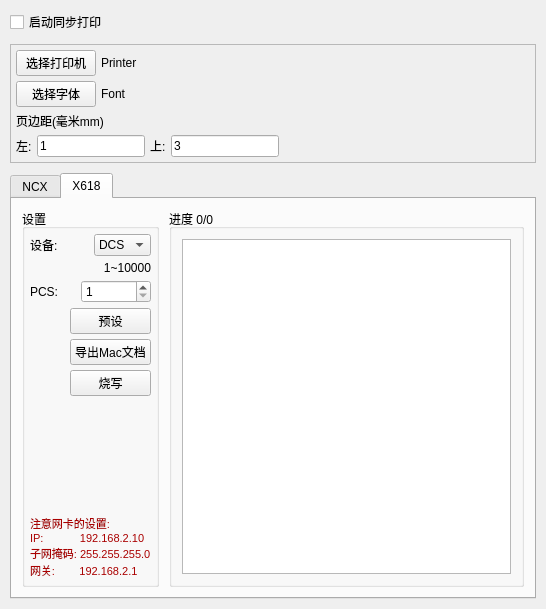
The window that MacProgrammer/MainWindow.ui (zhaoxinghai/ZHAOXINGHAI) describes before a commit, drawn with Qt 5.
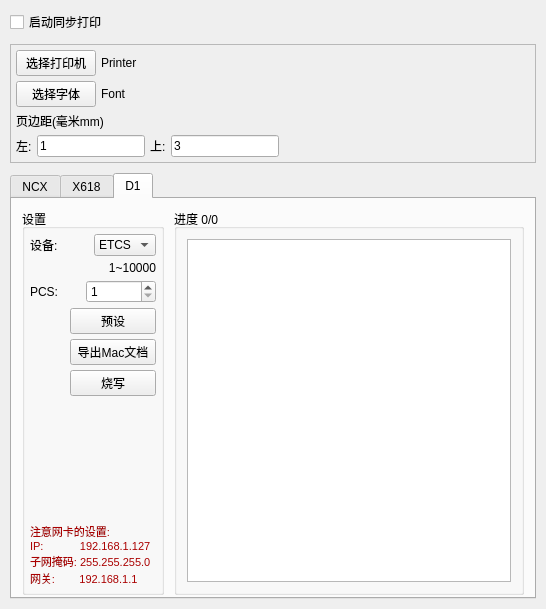
The same window after the commit. The open tabs and pages were chosen to show the change. Icons and pictures are not drawn.

```diff
--- a/MacProgrammer/MainWindow.ui
+++ b/MacProgrammer/MainWindow.ui
@@ -732,6 +732,301 @@
         </item>
        </layout>
       </widget>
+      <widget class="QWidget" name="tab">
+       <attribute name="title">
+        <string>D1</string>
+       </attribute>
+       <widget class="QGroupBox" name="groupBox_3">
+        <property name="geometry">
+         <rect>
+          <x>10</x>
+          <y>10</y>
+          <width>142</width>
+          <height>386</height>
+         </rect>
+        </property>
+        <property name="title">
+         <string>设置</string>
+        </property>
+        <layout class="QVBoxLayout" name="verticalLayout_7">
+         <property name="spacing">
+          <number>5</number>
+         </property>
+         <property name="margin">
+          <number>5</number>
+         </property>
+         <item>
+          <layout class="QHBoxLayout" name="horizontalLayout_15">
+           <property name="spacing">
+            <number>10</number>
+           </property>
+           <item>
+            <widget class="QLabel" name="label_8">
+             <property name="text">
+              <string>设备:</string>
+             </property>
+            </widget>
+           </item>
+           <item>
+            <widget class="QComboBox" name="ComboBoxX618_2">
+             <item>
+              <property name="text">
+               <string>ETCS</string>
+              </property>
+             </item>
+            </widget>
+           </item>
+          </layout>
+         </item>
+         <item>
+          <widget class="QLabel" name="label_12">
+           <property name="text">
+            <string>1~10000</string>
+           </property>
+           <property name="alignment">
+            <set>Qt::AlignRight|Qt::AlignTrailing|Qt::AlignVCenter</set>
+           </property>
+          </widget>
+         </item>
+         <item>
+          <layout class="QHBoxLayout" name="horizontalLayout_16">
+           <property name="spacing">
+            <number>10</number>
+           </property>
+           <item>
+            <widget class="QLabel" name="label_13">
+             <property name="text">
+              <string>PCS:</string>
+             </property>
+            </widget>
+           </item>
+           <item>
+            <widget class="QSpinBox" name="SpinBoxX618MacPCS_2">
+             <property name="minimumSize">
+              <size>
+               <width>70</width>
+               <height>0</height>
+              </size>
+             </property>
+             <property name="minimum">
+              <number>1</number>
+             </property>
+             <property name="maximum">
+              <number>10000</number>
+             </property>
+            </widget>
+           </item>
+          </layout>
+         </item>
+         <item>
+          <layout class="QHBoxLayout" name="horizontalLayout_17">
+           <property name="spacing">
+            <number>10</number>
+           </property>
+           <item>
+            <spacer name="horizontalSpacer_8">
+             <property name="orientation">
+              <enum>Qt::Horizontal</enum>
+             </property>
+             <property name="sizeType">
+              <enum>QSizePolicy::Preferred</enum>
+             </property>
+             <property name="sizeHint" stdset="0">
+              <size>
+               <width>40</width>
+               <height>20</height>
+              </size>
+             </property>
+            </spacer>
+           </item>
+           <item>
+            <widget class="QPushButton" name="PushButtonX618Preestablish_2">
+             <property name="cursor">
+              <cursorShape>PointingHandCursor</cursorShape>
+             </property>
+             <property name="text">
+              <string>预设</string>
+             </property>
+             <property name="checkable">
+              <bool>true</bool>
+             </property>
+            </widget>
+           </item>
+          </layout>
+         </item>
+         <item>
+          <layout class="QHBoxLayout" name="horizontalLayout_18">
+           <property name="spacing">
+            <number>10</number>
+           </property>
+           <item>
+            <spacer name="horizontalSpacer_9">
+             <property name="orientation">
+              <enum>Qt::Horizontal</enum>
+             </property>
+             <property name="sizeType">
+              <enum>QSizePolicy::Preferred</enum>
+             </property>
+             <property name="sizeHint" stdset="0">
+              <size>
+               <width>40</width>
+               <height>20</height>
+              </size>
+             </property>
+            </spacer>
+           </item>
+           <item>
+            <widget class="QPushButton" name="PushButtonX618Export_2">
+             <property name="cursor">
+              <cursorShape>PointingHandCursor</cursorShape>
+             </property>
+             <property name="text">
+              <string>导出Mac文档</string>
+             </property>
+            </widget>
+           </item>
+          </layout>
+         </item>
+         <item>
+          <layout class="QHBoxLayout" name="horizontalLayout_19">
+           <property name="spacing">
+            <number>10</number>
+           </property>
+           <item>
+            <spacer name="horizontalSpacer_10">
+             <property name="orientation">
+              <enum>Qt::Horizontal</enum>
+             </property>
+             <property name="sizeType">
+              <enum>QSizePolicy::Preferred</enum>
+             </property>
+             <property name="sizeHint" stdset="0">
+              <size>
+               <width>40</width>
+               <height>20</height>
+              </size>
+             </property>
+            </spacer>
+           </item>
+           <item>
+            <widget class="QPushButton" name="PushButtonX618Startup_2">
+             <property name="cursor">
+              <cursorShape>PointingHandCursor</cursorShape>
+             </property>
+             <property name="text">
+              <string>烧写</string>
+             </property>
+             <property name="checkable">
+              <bool>true</bool>
+             </property>
+            </widget>
+           </item>
+          </layout>
+         </item>
+         <item>
+          <spacer name="verticalSpacer_3">
+           <property name="orientation">
+            <enum>Qt::Vertical</enum>
+           </property>
+           <property name="sizeHint" stdset="0">
+            <size>
+             <width>20</width>
+             <height>40</height>
+            </size>
+           </property>
+          </spacer>
+         </item>
+         <item>
+          <widget class="QLabel" name="label_14">
+           <property name="palette">
+            <palette>
+             <active>
+              <colorrole role="WindowText">
+               <brush brushstyle="SolidPattern">
+                <color alpha="255">
+                 <red>170</red>
+                 <green>0</green>
+                 <blue>0</blue>
+                </color>
+               </brush>
+              </colorrole>
+             </active>
+             <inactive>
+              <colorrole role="WindowText">
+               <brush brushstyle="SolidPattern">
+                <color alpha="255">
+                 <red>170</red>
+                 <green>0</green>
+                 <blue>0</blue>
+                </color>
+               </brush>
+              </colorrole>
+             </inactive>
+             <disabled>
+              <colorrole role="WindowText">
+               <brush brushstyle="SolidPattern">
+                <color alpha="255">
+                 <red>118</red>
+                 <green>116</green>
+                 <blue>108</blue>
+                </color>
+               </brush>
+              </colorrole>
+             </disabled>
+            </palette>
+           </property>
+           <property name="text">
+            <string>&lt;!DOCTYPE HTML PUBLIC &quot;-//W3C//DTD HTML 4.0//EN&quot; &quot;http://www.w3.org/TR/REC-html40/strict.dtd&quot;&gt;
+&lt;html&gt;&lt;head&gt;&lt;meta name=&quot;qrichtext&quot; content=&quot;1&quot; /&gt;&lt;style type=&quot;text/css&quot;&gt;
+p, li { white-space: pre-wrap; }
+&lt;/style&gt;&lt;/head&gt;&lt;body style=&quot; font-family:'宋体'; font-size:9pt; font-weight:400; font-style:normal;&quot;&gt;
+&lt;p style=&quot; margin-top:0px; margin-bottom:0px; margin-left:0px; margin-right:0px; -qt-block-indent:0; text-indent:0px;&quot;&gt;&lt;span style=&quot; font-family:'MS Shell Dlg 2'; font-size:8pt;&quot;&gt;注意网卡的设置:&lt;/span&gt;&lt;/p&gt;
+&lt;p style=&quot; margin-top:0px; margin-bottom:0px; margin-left:0px; margin-right:0px; -qt-block-indent:0; text-indent:0px;&quot;&gt;&lt;span style=&quot; font-family:'MS Shell Dlg 2'; font-size:8pt;&quot;&gt;IP:            192.168.1.127&lt;/span&gt;&lt;/p&gt;
+&lt;p style=&quot; margin-top:0px; margin-bottom:0px; margin-left:0px; margin-right:0px; -qt-block-indent:0; text-indent:0px;&quot;&gt;&lt;span style=&quot; font-family:'MS Shell Dlg 2'; font-size:8pt;&quot;&gt;子网掩码: 255.255.255.0&lt;/span&gt;&lt;/p&gt;
+&lt;p style=&quot; margin-top:0px; margin-bottom:0px; margin-left:0px; margin-right:0px; -qt-block-indent:0; text-indent:0px;&quot;&gt;&lt;span style=&quot; font-family:'MS Shell Dlg 2'; font-size:8pt;&quot;&gt;网关:        192.168.1.1&lt;/span&gt;&lt;/p&gt;&lt;/body&gt;&lt;/html&gt;</string>
+           </property>
+          </widget>
+         </item>
+        </layout>
+       </widget>
+       <widget class="QGroupBox" name="GroupBoxX618Step_2">
+        <property name="geometry">
+         <rect>
+          <x>162</x>
+          <y>10</y>
+          <width>350</width>
+          <height>386</height>
+         </rect>
+        </property>
+        <property name="sizePolicy">
+         <sizepolicy hsizetype="Expanding" vsizetype="Preferred">
+          <horstretch>0</horstretch>
+          <verstretch>0</verstretch>
+         </sizepolicy>
+        </property>
+        <property name="title">
+         <string>进度 0/0</string>
+        </property>
+        <layout class="QVBoxLayout" name="verticalLayout_8">
+         <property name="spacing">
+          <number>10</number>
+         </property>
+         <property name="margin">
+          <number>10</number>
+         </property>
+         <item>
+          <widget class="QPlainTextEdit" name="PlainTextX618Edit_2">
+           <property name="readOnly">
+            <bool>true</bool>
+           </property>
+           <property name="maximumBlockCount">
+            <number>1000</number>
+           </property>
+          </widget>
+         </item>
+        </layout>
+       </widget>
+      </widget>
      </widget>
     </item>
    </layout>
```
